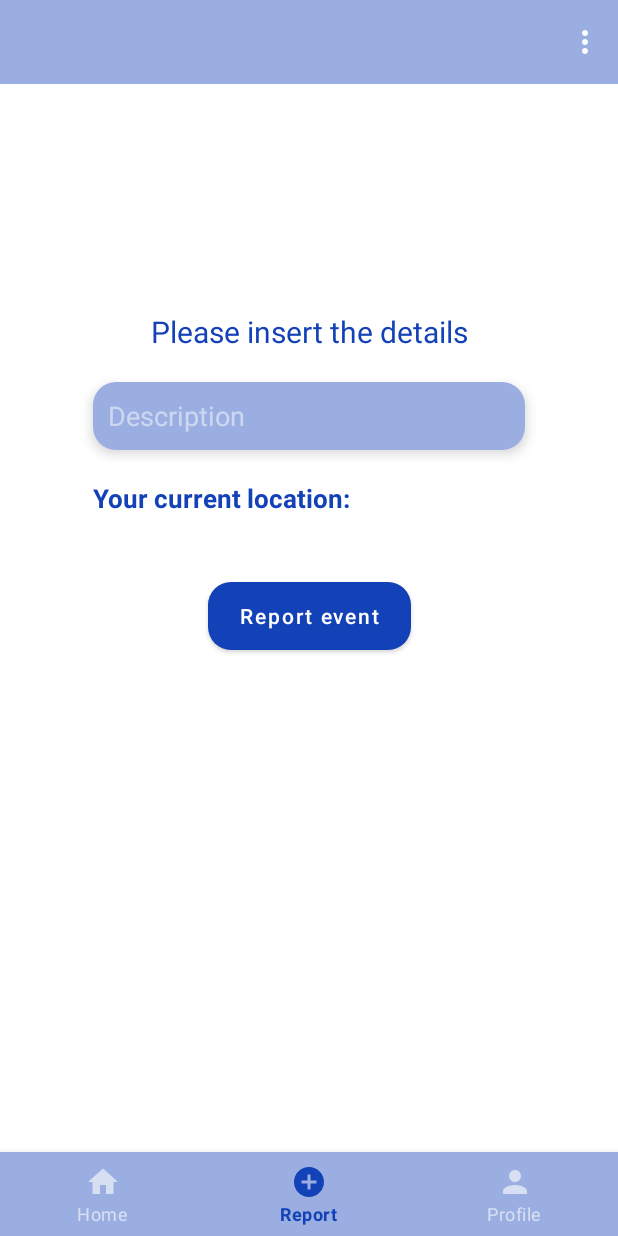
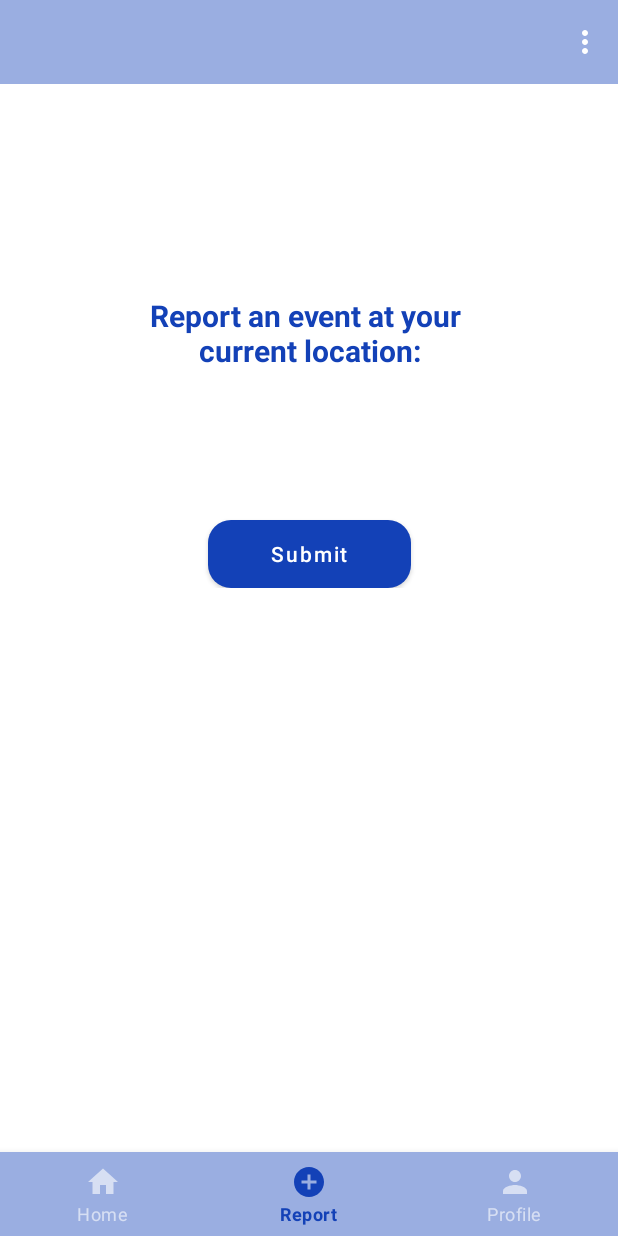
Before and after one commit to ancamiha/IBD-Project, an Android app: the ReportFragment screen opened through its navigation route, on a phone screen of 412 x 824 dp. Run offline under Robolectric (Android 15) with nearby library versions, the phone set to English and light mode, and no system bars; our stand-ins replace Firebase (no records; nobody signed in at launch, a user with empty details on screens opened directly), Room's generated code, data binding, navigation-ui; 3 statements that could not run were skipped.

Commit message:
Some clean up. :)

```diff
--- a/IBD/app/src/main/java/com/example/mc/model/Event.kt
+++ b/IBD/app/src/main/java/com/example/mc/model/Event.kt
@@ -14,8 +14,5 @@ data class Event (
     val location: String = "",
 
     @ColumnInfo(name = "data")
-    val data: String = "",
-
-    @ColumnInfo(name = "description")
-    var description: String = ""
+    val data: String = ""
 )
--- a/IBD/app/src/main/java/com/example/mc/navigationbar/ReportFragment.kt
+++ b/IBD/app/src/main/java/com/example/mc/navigationbar/ReportFragment.kt
@@ -49,7 +49,6 @@ class ReportFragment : Fragment() {
     private var lat: Double = 0.0
     private var long: Double = 0.0
 
-    lateinit var descriptionEt: EditText
     lateinit var reportBtn: Button
     lateinit var addressTv: TextView
 
@@ -90,7 +89,6 @@ class ReportFragment : Fragment() {
         val dataSource = EventDatabase.getInstance(application).eventDatabaseDao
         val viewModelFactory = ReportFragmentViewModelFactory(dataSource, application)
 
-        descriptionEt = binding.root.findViewById(R.id.description)
         reportBtn = binding.root.findViewById(R.id.reportBtn)
         addressTv = binding.root.findViewById(R.id.addressTv)
 
@@ -127,24 +125,18 @@ class ReportFragment : Fragment() {
             )[ReportFragmentViewModel::class.java]
 
         reportBtn.setOnClickListener {
+            val current = LocalDateTime.now()
+            val roomDate = current.format(DateTimeFormatter.ofPattern("yyyy-MM-dd HH:mm"))
+
             reportViewModel.insertEvent(
                 addressTv.text.toString(),
-                LocalDate.now().toString(),
-                descriptionEt.text.toString()
+                roomDate.toString()
             )
-
-            val current = LocalDateTime.now()
             val dateIso = current.format(DateTimeFormatter.ofPattern("yyyy-MM-dd'T'HH:mm:ss.SSS'Z'"))
 
             Toast.makeText(context, "Event reported successfully", Toast.LENGTH_SHORT).show()
 
             addMarker(email, lat, long, "$familyName $givenName", dateIso)
-
-            // hide keyboard after submit
-            val imm = context!!.getSystemService(INPUT_METHOD_SERVICE) as InputMethodManager
-            imm.hideSoftInputFromWindow(view?.windowToken, 0)
-
-            descriptionEt.text.clear()
         }
 
         binding.lifecycleOwner = this
--- a/IBD/app/src/main/java/com/example/mc/viewmodel/ReportFragmentViewModel.kt
+++ b/IBD/app/src/main/java/com/example/mc/viewmodel/ReportFragmentViewModel.kt
@@ -12,8 +12,8 @@ class ReportFragmentViewModel (
     application: Application
 ) : AndroidViewModel(application){
 
-    fun insertEvent(loc: String, data: String, desc: String) {
-        val event: Event = Event(location = loc, data = data, description = desc)
+    fun insertEvent(loc: String, data: String) {
+        val event: Event = Event(location = loc, data = data)
         viewModelScope.launch {
             database.insert(event)
         }
--- a/IBD/app/src/main/res/layout/fragment_report.xml
+++ b/IBD/app/src/main/res/layout/fragment_report.xml
@@ -23,70 +23,27 @@
             tools:context=".navigationbar.ReportFragment">
 
             <TextView
-                android:id="@+id/title"
-                android:layout_width="wrap_content"
-                android:layout_height="wrap_content"
-                android:layout_marginStart="8dp"
-                android:layout_marginTop="8dp"
-                android:layout_marginEnd="8dp"
-                android:text="@string/please_insert_the_details"
-                android:textAlignment="center"
-                android:textColor="@color/dark_blue"
-                android:textSize="20sp"
-                app:layout_constraintEnd_toEndOf="@+id/guidelineRight"
-                app:layout_constraintStart_toStartOf="@+id/guidelineLeft"
-                app:layout_constraintTop_toTopOf="@id/guidelineH1" />
-
-            <EditText
-                android:id="@+id/description"
-                android:layout_width="0dp"
-                android:layout_height="45dp"
-                android:layout_gravity="center"
-                android:layout_marginTop="20dp"
-                android:background="@drawable/round_text_box_dark"
-                android:elevation="5dp"
-                android:hint="@string/description"
-                android:inputType="textPersonName"
-                android:padding="10dip"
-                android:textColor="@color/white"
-                android:textColorHint="@color/transparent_white"
-                app:layout_constraintEnd_toStartOf="@+id/guidelineRight"
-                app:layout_constraintStart_toEndOf="@+id/guidelineLeft"
-                app:layout_constraintTop_toBottomOf="@+id/title" />
-
-<!--            <Spinner-->
-<!--                android:id="@+id/spinner_events"-->
-<!--                android:layout_width="0dp"-->
-<!--                android:layout_height="wrap_content"-->
-<!--                android:layout_marginTop="20dp"-->
-<!--                android:background="@drawable/round_text_box_dark"-->
-<!--                android:elevation="5dp"-->
-<!--                android:padding="13dip"-->
-<!--                android:spinnerMode="dropdown"-->
-<!--                android:textSize="20sp"-->
-<!--                app:layout_constraintEnd_toStartOf="@+id/guidelineRight"-->
-<!--                app:layout_constraintStart_toEndOf="@+id/guidelineLeft"-->
-<!--                app:layout_constraintTop_toBottomOf="@+id/description" />-->
-
-            <TextView
                 android:id="@+id/addressInfo"
                 android:layout_width="0dp"
                 android:layout_height="wrap_content"
-                android:layout_marginTop="20dp"
-                android:text="Your current location:"
+                android:layout_marginTop="40dp"
+                android:text="Report an event at your \ncurrent location:"
                 android:textColor="@color/dark_blue"
-                android:textSize="17sp"
+                android:textSize="20sp"
+                android:gravity="center"
                 android:textStyle="bold"
                 app:layout_constraintEnd_toStartOf="@+id/guidelineRight"
                 app:layout_constraintStart_toEndOf="@+id/guidelineLeft"
-                app:layout_constraintTop_toBottomOf="@+id/description" />
+                app:layout_constraintTop_toBottomOf="@+id/guidelineH1" />
 
             <TextView
                 android:id="@+id/addressTv"
                 android:layout_width="0dp"
+                android:layout_marginTop="15dp"
                 android:layout_height="wrap_content"
                 android:textColor="@color/dark_blue"
                 android:textSize="17sp"
+                android:gravity="center"
                 app:layout_constraintEnd_toStartOf="@+id/guidelineRight"
                 app:layout_constraintStart_toEndOf="@+id/guidelineLeft"
                 app:layout_constraintTop_toBottomOf="@+id/addressInfo" />
@@ -96,21 +53,14 @@
                 android:layout_width="135dp"
                 android:layout_height="45dp"
                 android:layout_gravity="center"
-                android:layout_marginTop="20dp"
+                android:layout_marginTop="60dp"
                 android:background="@drawable/round_btn_dark"
                 android:gravity="center"
-                android:text="Report event"
+                android:text="Submit"
                 android:textColor="@color/white"
                 app:layout_constraintEnd_toEndOf="parent"
                 app:layout_constraintStart_toStartOf="parent"
                 app:layout_constraintTop_toBottomOf="@+id/addressTv" />
-
-            <ImageView
-                android:layout_width="0dp"
-                android:layout_height="100dp"
-                app:layout_constraintEnd_toEndOf="parent"
-                app:layout_constraintStart_toStartOf="parent"
-                app:layout_constraintTop_toBottomOf="@+id/reportBtn"/>
 
             <androidx.constraintlayout.widget.Guideline
                 android:id="@+id/guidelineLeft"
@@ -133,7 +83,6 @@
                 android:orientation="horizontal"
                 app:layout_constraintGuide_percent="0.30" />
 
-
         </androidx.constraintlayout.widget.ConstraintLayout>
     </ScrollView>
 </layout>
```
